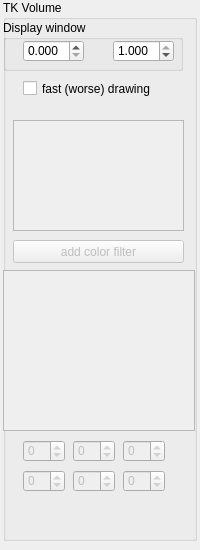
Above: dpVision/ui/UiPropVolumetric.ui from pojdulos/pyDpVision before the change. Below: the same form after it.
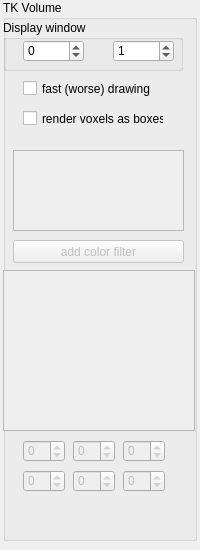
That is the form after the change.

What changed in the file:
```diff
--- a/dpVision/ui/UiPropVolumetric.ui
+++ b/dpVision/ui/UiPropVolumetric.ui
@@ -50,9 +50,9 @@
     <property name="geometry">
      <rect>
       <x>10</x>
-      <y>120</y>
+      <y>150</y>
       <width>171</width>
-      <height>111</height>
+      <height>81</height>
      </rect>
     </property>
    </widget>
@@ -234,10 +234,13 @@
       </rect>
      </property>
      <property name="decimals">
-      <number>3</number>
+      <number>0</number>
+     </property>
+     <property name="minimum">
+      <double>-100000.000000000000000</double>
      </property>
      <property name="maximum">
-      <double>1.000000000000000</double>
+      <double>100000.000000000000000</double>
      </property>
      <property name="singleStep">
       <double>0.001000000000000</double>
@@ -253,10 +256,13 @@
       </rect>
      </property>
      <property name="decimals">
-      <number>3</number>
+      <number>0</number>
+     </property>
+     <property name="minimum">
+      <double>-100000.000000000000000</double>
      </property>
      <property name="maximum">
-      <double>1.000000000000000</double>
+      <double>100000.000000000000000</double>
      </property>
      <property name="singleStep">
       <double>0.001000000000000</double>
@@ -279,6 +285,19 @@
      <string>fast (worse) drawing</string>
     </property>
    </widget>
+   <widget class="QCheckBox" name="renderBoxesCheckBox">
+    <property name="geometry">
+     <rect>
+      <x>20</x>
+      <y>110</y>
+      <width>141</width>
+      <height>17</height>
+     </rect>
+    </property>
+    <property name="text">
+     <string>render voxels as boxes</string>
+    </property>
+   </widget>
   </widget>
  </widget>
  <tabstops>
```
Left out of the diff: 21 changed lines with no effect on the pictures.
